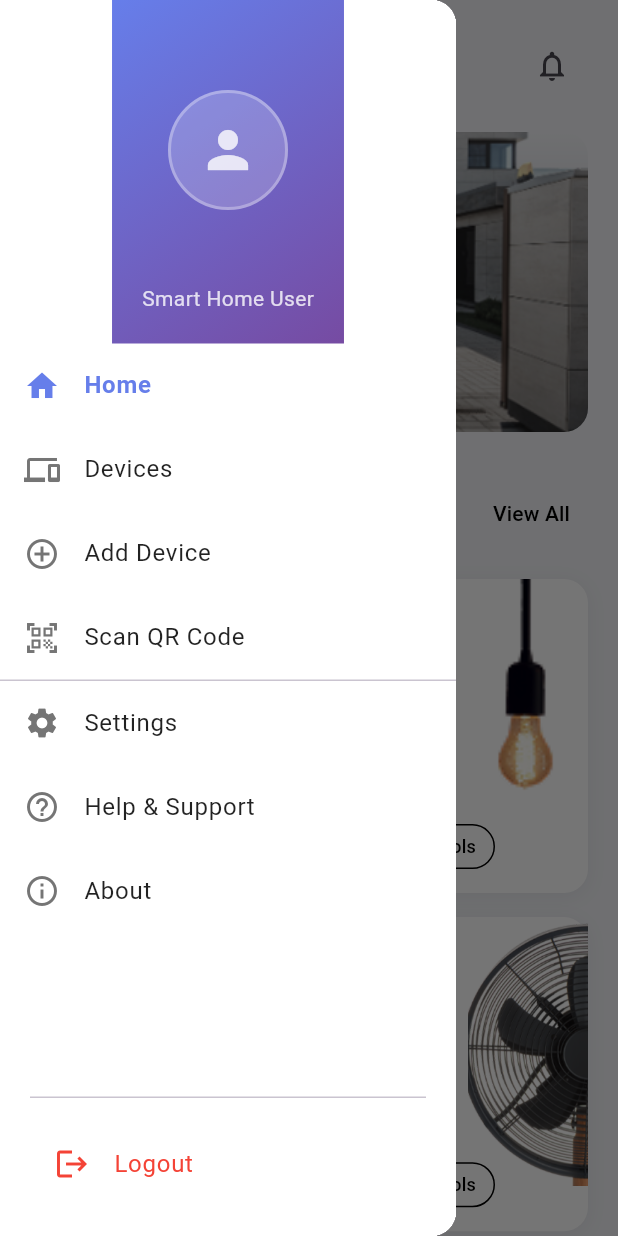
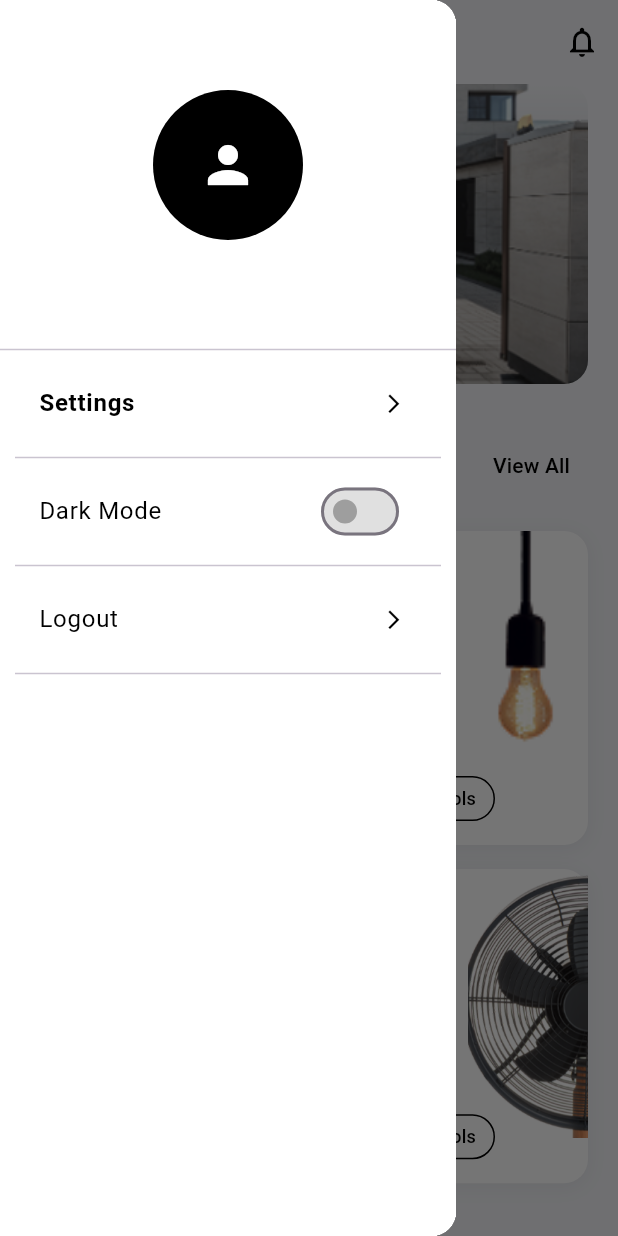
Before and after one commit to Qharny/Smart_Home_UI, a Flutter app: the HomeScreen screen opened directly, with the side drawer open, on a phone screen of 412 x 824 dp. Run offline on Flutter 3.47's test engine with Material 3 defaults, Android fonts, the phone set to English and light mode, and no system bars; our stand-ins replace shared_preferences; missing offline and left inert: qr_code_scanner_plus; accounts and stored records are empty; Roboto replaces fonts that are missing (SF Pro Display).

Commit message:
added dark theme

```diff
--- a/lib/screens/home_screen.dart
+++ b/lib/screens/home_screen.dart
@@ -1,9 +1,11 @@
 import 'package:flutter/material.dart';
+import 'package:provider/provider.dart';
 
 import '../models/device.dart';
 import '../repositories/device_repository.dart';
 import '../route/app_route.dart';
 import '../services/cache_service.dart';
+import '../services/theme_service.dart';
 import '../widgets/home_device_card.dart';
 
 class HomeScreen extends StatefulWidget {
@@ -113,40 +115,20 @@ class _HomeScreenState extends State<HomeScreen> {
     return Scaffold(
       backgroundColor: const Color(0xFFF1F2F6),
       drawer: _buildDrawer(),
-      body: SafeArea(
-        child: Column(
-          children: [
-            // Top Bar
-            Padding(
-              padding: const EdgeInsets.all(20.0),
-              child: Row(
-                mainAxisAlignment: MainAxisAlignment.spaceBetween,
-                children: [
-                  // Hamburger menu
-                  IconButton(
-                    onPressed: () {
-                      Scaffold.of(context).openDrawer();
-                    },
-                    icon: const Icon(Icons.menu, size: 24),
-                  ),
-                  // Right side icons
-                  Row(
-                    children: [
+      appBar: AppBar(
+        backgroundColor: Colors.transparent,
+        actions: [
           IconButton(
             onPressed: () {
               Navigator.pushNamed(context, AppRouter.notifications);
             },
-                        icon: const Icon(
-                          Icons.notifications_outlined,
-                          size: 24,
-                        ),
+            icon: const Icon(Icons.notifications_outlined, size: 24),
           ),
         ],
       ),
-                ],
-              ),
-            ),
-
+      body: SafeArea(
+        child: Column(
+          children: [
             // Main Content
             Expanded(
               child: SingleChildScrollView(
@@ -311,139 +293,92 @@ class _HomeScreenState extends State<HomeScreen> {
             // Header with user info
             Container(
               padding: const EdgeInsets.fromLTRB(20, 60, 20, 20),
-              decoration: BoxDecoration(
-                gradient: LinearGradient(
-                  begin: Alignment.topLeft,
-                  end: Alignment.bottomRight,
-                  colors: [const Color(0xFF667eea), const Color(0xFF764ba2)],
-                ),
-              ),
               child: Column(
                 children: [
                   // User avatar
                   Container(
-                    width: 80,
-                    height: 80,
+                    width: 100,
+                    height: 100,
                     decoration: BoxDecoration(
-                      color: Colors.white.withOpacity(0.2),
-                      borderRadius: BorderRadius.circular(40),
-                      border: Border.all(
-                        color: Colors.white.withOpacity(0.3),
-                        width: 2,
-                      ),
+                      color: Theme.of(context).brightness == Brightness.dark
+                          ? Colors.white
+                          : Colors.black,
+                      borderRadius: BorderRadius.circular(50),
                     ),
                     child: Icon(
                       Icons.person,
                       size: 40,
-                      color: Colors.white.withOpacity(0.8),
+                      color: Theme.of(context).brightness == Brightness.dark
+                          ? Colors.black
+                          : Colors.white,
                     ),
                   ),
                   const SizedBox(height: 16),
                   // User name
                   Text(
                     _userName,
-                    style: const TextStyle(
+                    style: TextStyle(
                       fontSize: 20,
                       fontWeight: FontWeight.bold,
-                      color: Colors.white,
-                    ),
-                  ),
-                  const SizedBox(height: 4),
-                  // User email/status
-                  Text(
-                    'Smart Home User',
-                    style: TextStyle(
-                      fontSize: 14,
-                      color: Colors.white.withOpacity(0.8),
+                      color: Theme.of(context).brightness == Brightness.dark
+                          ? Colors.white
+                          : Colors.black,
                     ),
                   ),
                 ],
               ),
             ),
+            Divider(),
 
             // Menu items
             Expanded(
               child: ListView(
-                padding: EdgeInsets.zero,
+                padding: EdgeInsets.symmetric(vertical: 0, horizontal: 10.0),
                 children: [
                   _buildDrawerItem(
-                    icon: Icons.home,
-                    title: 'Home',
+                    // icon: Icons.home,
+                    title: 'Settings',
                     onTap: () {
                       Navigator.pop(context);
                     },
                     isSelected: true,
                   ),
-                  _buildDrawerItem(
-                    icon: Icons.devices,
-                    title: 'Devices',
-                    onTap: () {
-                      Navigator.pop(context);
-                      Navigator.pushNamed(context, AppRouter.devices);
+                  Divider(),
+                  Consumer<ThemeService>(
+                    builder: (context, themeService, child) {
+                      return ListTile(
+                        title: Text(
+                          'Dark Mode',
+                          style: TextStyle(
+                            fontSize: 16,
+                            fontWeight: FontWeight.normal,
+                            color:
+                                Theme.of(context).brightness == Brightness.dark
+                                ? Colors.white
+                                : Colors.black,
+                          ),
+                        ),
+                        trailing: Switch(
+                          value: themeService.isDarkMode,
+                          onChanged: (value) {
+                            themeService.toggleTheme();
                           },
                         ),
-                  _buildDrawerItem(
-                    icon: Icons.add_circle_outline,
-                    title: 'Add Device',
                         onTap: () {
-                      Navigator.pop(context);
-                      Navigator.pushNamed(context, AppRouter.addDevice);
+                          themeService.toggleTheme();
+                        },
+                      );
                     },
                   ),
+                  Divider(),
                   _buildDrawerItem(
-                    icon: Icons.qr_code_scanner,
-                    title: 'Scan QR Code',
+                    // icon: Icons.add_circle_outline,
+                    title: 'Logout',
                     onTap: () {
-                      Navigator.pop(context);
-                      Navigator.pushNamed(context, AppRouter.scan);
+                      _showLogoutDialog();
                     },
                   ),
-                  const Divider(height: 1),
-                  _buildDrawerItem(
-                    icon: Icons.settings,
-                    title: 'Settings',
-                    onTap: () {
-                      Navigator.pop(context);
-                      Navigator.pushNamed(context, AppRouter.settings);
-                    },
-                  ),
-                  _buildDrawerItem(
-                    icon: Icons.help_outline,
-                    title: 'Help & Support',
-                    onTap: () {
-                      Navigator.pop(context);
-                      _showHelpDialog();
-                    },
-                  ),
-                  _buildDrawerItem(
-                    icon: Icons.info_outline,
-                    title: 'About',
-                    onTap: () {
-                      Navigator.pop(context);
-                      _showAboutDialog();
-                    },
-                  ),
-                ],
-              ),
-            ),
-
-            // Logout section
-            Container(
-              padding: const EdgeInsets.all(20),
-              child: Column(
-                children: [
-                  const Divider(height: 1),
-                  const SizedBox(height: 16),
-                  _buildDrawerItem(
-                    icon: Icons.logout,
-                    title: 'Logout',
-                    onTap: () {
-                      Navigator.pop(context);
-                      _showLogoutDialog();
-                    },
-                    textColor: Colors.red,
-                    iconColor: Colors.red,
-                  ),
+                  Divider(),
                 ],
               ),
             ),
@@ -454,7 +389,7 @@ class _HomeScreenState extends State<HomeScreen> {
   }
 
   Widget _buildDrawerItem({
-    required IconData icon,
+    // required IconData icon,
     required String title,
     required VoidCallback onTap,
     bool isSelected = false,
@@ -462,13 +397,12 @@ class _HomeScreenState extends State<HomeScreen> {
     Color? iconColor,
   }) {
     return ListTile(
-      leading: Icon(
-        icon,
-        color:
-            iconColor ??
-            (isSelected ? const Color(0xFF667eea) : Colors.grey[600]),
-        size: 24,
-      ),
+      // leading: Icon(
+      //   icon,
+      //   color:
+      //      Colors.black,
+      //   size: 24,
+      // ),
       title: Text(
         title,
         style: TextStyle(
@@ -476,38 +410,21 @@ class _HomeScreenState extends State<HomeScreen> {
           fontWeight: isSelected ? FontWeight.w600 : FontWeight.normal,
           color:
               textColor ??
-              (isSelected ? const Color(0xFF667eea) : Colors.black87),
+              (Theme.of(context).brightness == Brightness.dark
+                  ? Colors.white
+                  : Colors.black),
         ),
+      ),
+      trailing: Icon(
+        Icons.arrow_forward_ios,
+        size: 15,
+        color: Theme.of(context).brightness == Brightness.dark
+            ? Colors.white
+            : Colors.black,
       ),
       onTap: onTap,
       selected: isSelected,
       selectedTileColor: const Color(0xFF667eea).withOpacity(0.1),
-    );
-  }
-
-  void _showHelpDialog() {
-    showDialog(
-      context: context,
-      builder: (context) => AlertDialog(
-        title: const Text('Help & Support'),
-        content: const Column(
-          mainAxisSize: MainAxisSize.min,
-          crossAxisAlignment: CrossAxisAlignment.start,
-          children: [
-            Text('Need help with your smart home?'),
-            SizedBox(height: 8),
-            Text('• Contact us: support@smarthome.com'),
-            Text('• Call us: +1 (555) 123-4567'),
-            Text('• Visit our website: www.smarthome.com'),
-          ],
-        ),
-        actions: [
-          TextButton(
-            onPressed: () => Navigator.pop(context),
-            child: const Text('Close'),
-          ),
-        ],
-      ),
     );
   }
 
--- a/pubspec.yaml
+++ b/pubspec.yaml
@@ -38,6 +38,7 @@ dependencies:
   shared_preferences: ^2.2.2
   qr_code_scanner_plus: ^2.0.10+1
   flutter_svg: ^2.0.13
+  provider: ^6.1.1
 
 dev_dependencies:
   flutter_test:
```
Also changed, not shown: lib/main.dart (+14 -9 lines), lib/services/theme_service.dart (added, +114 -0 lines), pubspec.lock. Lines whose indentation alone changed are shown as unchanged.
